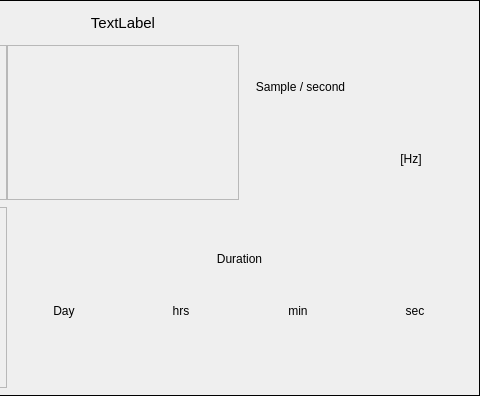
Above: settingTimeScaleFactor.ui from coucou1121/Datalogger before the change; both pictures show x 234 to 714 and y 0 to 396 of the 714 by 396 pixel window. Below: the same form after it.
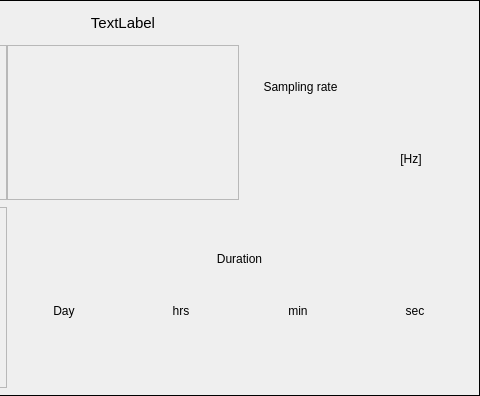
That is the form after the change. Icons and pictures are not drawn.

Commit message: Add display windows Start to adapte sampling rate value

```diff
--- a/settingTimeScaleFactor.ui
+++ b/settingTimeScaleFactor.ui
@@ -189,7 +189,7 @@
          </sizepolicy>
         </property>
         <property name="text">
-         <string>Sample / second</string>
+         <string>Sampling rate</string>
         </property>
         <property name="alignment">
          <set>Qt::AlignCenter</set>
```
Left out of the diff: 7 changed lines with no effect on the pictures. The commit also changes 10 other files.
